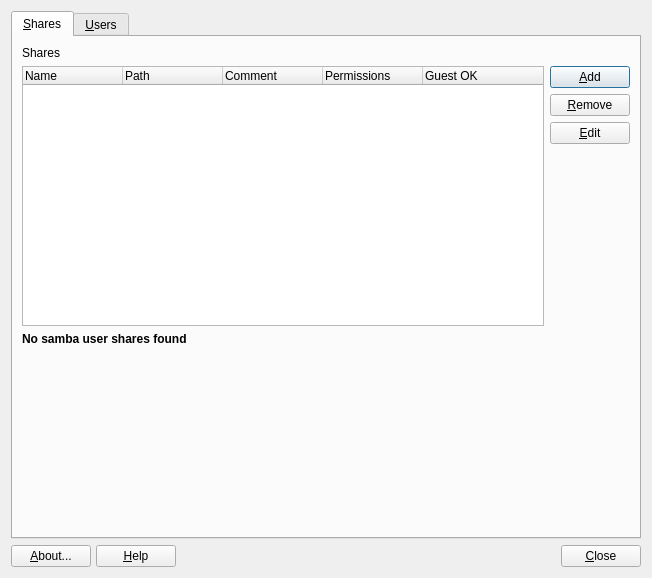
Old version of the form mainwindow.ui in the repository MX-Linux/mx-samba-config.
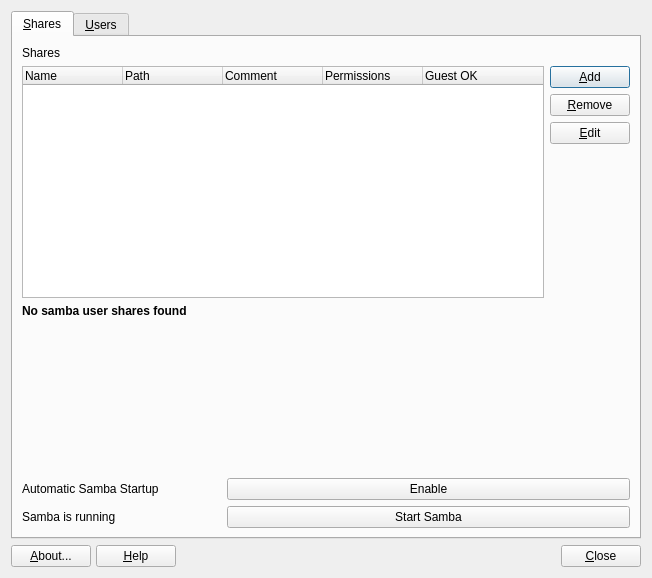
New version of the form. Icons and pictures are not drawn.

```diff
--- a/mainwindow.ui
+++ b/mainwindow.ui
@@ -23,15 +23,10 @@
       <attribute name="title">
        <string>&amp;Shares</string>
       </attribute>
+      <layout class="QGridLayout" name="gridLayout_6">
+       <item row="0" column="0">
       <layout class="QGridLayout" name="gridLayout_5">
-       <item row="0" column="0">
-        <widget class="QLabel" name="labelShares">
-         <property name="text">
-          <string>Shares</string>
-         </property>
-        </widget>
-       </item>
-       <item row="1" column="0">
+         <item row="1" column="0" colspan="3">
         <layout class="QGridLayout" name="gridLayout_2">
          <item row="0" column="1">
           <layout class="QGridLayout" name="gridLayout">
@@ -126,6 +121,43 @@
           <widget class="QLabel" name="labelSambaSharesFound">
            <property name="text">
             <string>&lt;html&gt;&lt;head/&gt;&lt;body&gt;&lt;p&gt;&lt;span style=&quot; font-weight:600;&quot;&gt;No samba user shares found&lt;/span&gt;&lt;/p&gt;&lt;/body&gt;&lt;/html&gt;</string>
+             </property>
+            </widget>
+           </item>
+          </layout>
+         </item>
+         <item row="2" column="0">
+          <widget class="QLabel" name="labelEnableSamba">
+           <property name="text">
+            <string>Automatic Samba Startup</string>
+           </property>
+          </widget>
+         </item>
+         <item row="4" column="1" colspan="2">
+          <widget class="QPushButton" name="buttonStartStopSamba">
+           <property name="text">
+            <string>Start Samba</string>
+           </property>
+          </widget>
+         </item>
+         <item row="0" column="0">
+          <widget class="QLabel" name="labelShares">
+           <property name="text">
+            <string>Shares</string>
+           </property>
+          </widget>
+         </item>
+         <item row="4" column="0">
+          <widget class="QLabel" name="labelSambaStatus">
+           <property name="text">
+            <string>Samba is running</string>
+           </property>
+          </widget>
+         </item>
+         <item row="2" column="1" colspan="2">
+          <widget class="QPushButton" name="buttonEnableDisableSamba">
+           <property name="text">
+            <string>Enable</string>
            </property>
           </widget>
          </item>
```
Lines whose indentation alone changed are shown as unchanged.
